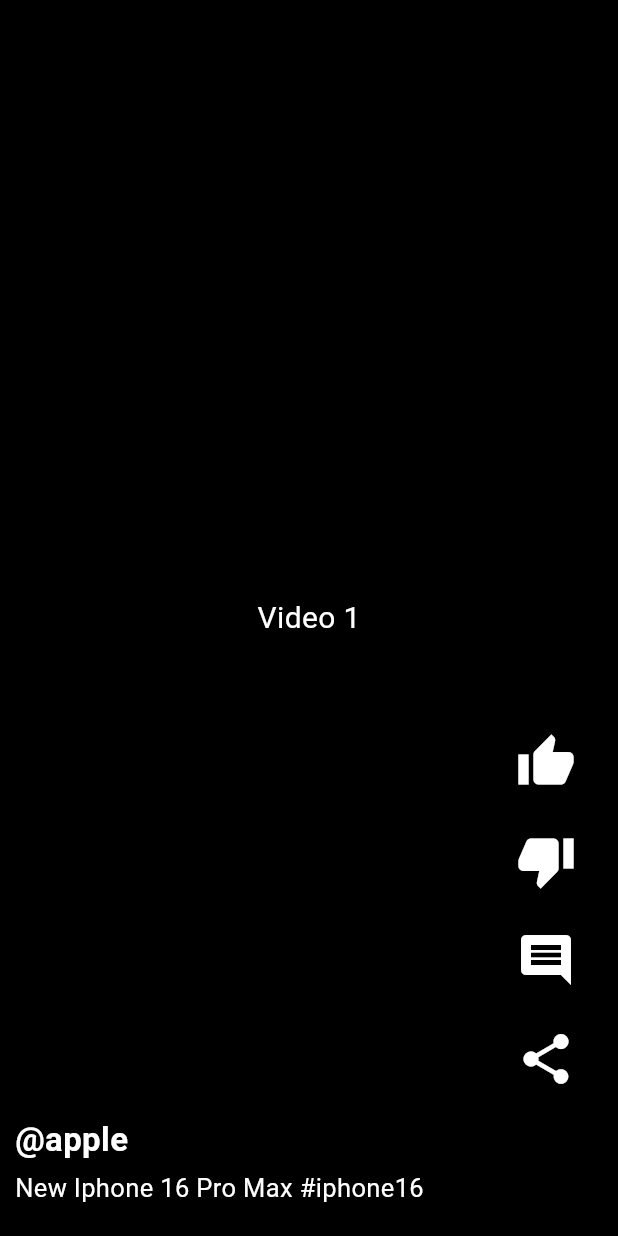
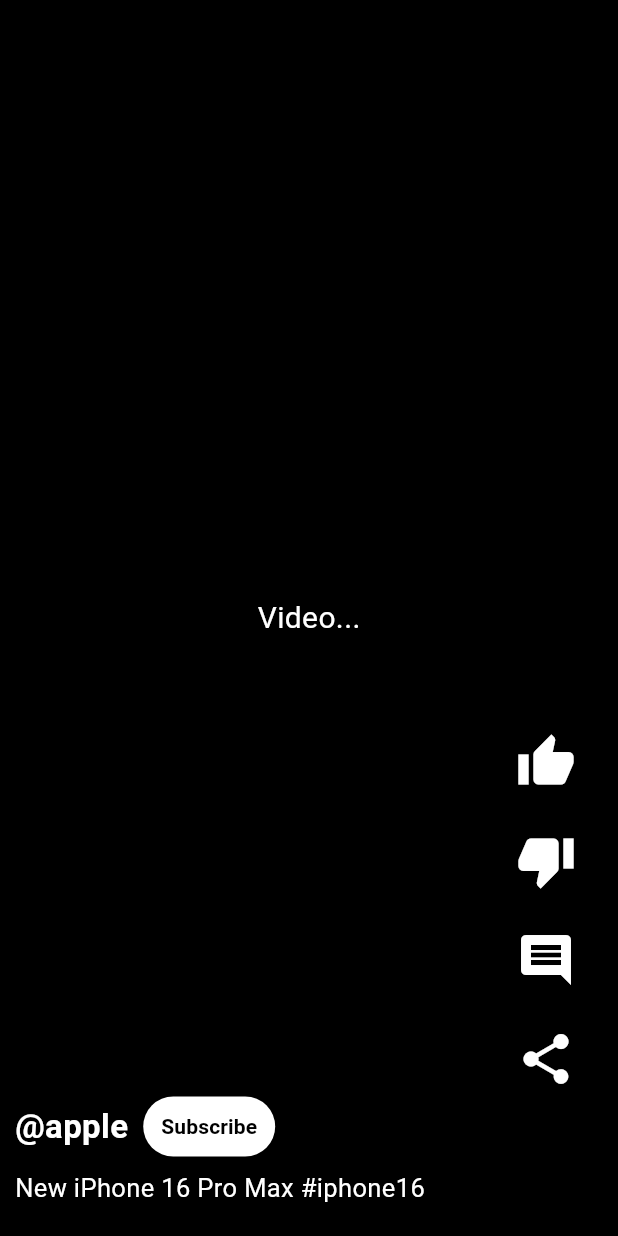
Before and after one commit to naflanmohamed/youtube-shorts, a Flutter app: the screen it shows after launch, on a phone screen of 412 x 824 dp. Run offline on Flutter 3.47's test engine with Material 3 defaults, Android fonts, the phone set to English and light mode, and no system bars.

Commit message:
Youtube Shorts Using Flutter

```diff
--- a/lib/main.dart
+++ b/lib/main.dart
@@ -6,7 +6,6 @@ void main() {
 
 class MyApp extends StatelessWidget {
   const MyApp({super.key});
-
 
   @override
   Widget build(BuildContext context) {
@@ -19,14 +18,12 @@ class MyApp extends StatelessWidget {
 
 class ShortsScreen extends StatelessWidget {
   final List<Map<String, String>> videos = [
-    {'username': '@apple', 'description': 'New Iphone 16 Pro Max #iphone16'},
+    {'username': '@apple', 'description': 'New iPhone 16 Pro Max #iphone16'},
     {'username': '@google', 'description': 'How Google Cloud Works'},
     {'username': '@flutter', 'description': 'Flutter Widget Tutorial'},
-    {'username': '@computer_science', 'description': 'Computer Science Compiler Construction Full Course with in 2 hours'},
+    {'username': '@computer_science', 'description': 'Compiler Construction Full Course in 2 Hours'},
     {'username': '@dell', 'description': 'New Dell Laptop Features'},
   ];
-
-
 
   @override
   Widget build(BuildContext context) {
@@ -36,14 +33,13 @@ class ShortsScreen extends StatelessWidget {
         itemCount: videos.length,
         itemBuilder: (context, index) {
           return Stack(
-            // fit: StackFit.loose,
             children: [
               // Video Placeholder
               Container(
                 color: Colors.black,
                 child: Center(
                   child: Text(
-                    'Video ${index + 1}',
+                    'Video...',
                     style: TextStyle(color: Colors.white, fontSize: 20),
                   ),
                 ),
@@ -63,7 +59,7 @@ class ShortsScreen extends StatelessWidget {
                     SizedBox(height: 10),
                     IconButton(
                       icon: Icon(Icons.thumb_down, color: Colors.white, size: 40),
-                      onPressed: () {} ,
+                      onPressed: () {},
                     ),
                     SizedBox(height: 10),
                     IconButton(
@@ -87,9 +83,34 @@ class ShortsScreen extends StatelessWidget {
                 child: Column(
                   crossAxisAlignment: CrossAxisAlignment.start,
                   children: [
-                    Text(
-                      videos[index]['username']!,
-                      style: TextStyle(color: Colors.white, fontSize: 22, fontWeight: FontWeight.bold),
+                    // Username & Subscribe Button
+                    Row(
+                      children: [
+                        Text(
+                          videos[index]['username']!,
+                          style: TextStyle(
+                            color: Colors.white,
+                            fontSize: 22,
+                            fontWeight: FontWeight.bold,
+                          ),
+                        ),
+                        SizedBox(width: 10),
+                        ElevatedButton(
+                          onPressed: () {},
+                          style: ElevatedButton.styleFrom(
+                            backgroundColor: Colors.white,
+                            foregroundColor: Colors.black,
+                            padding: EdgeInsets.symmetric(horizontal: 12, vertical: 5),
+                            shape: RoundedRectangleBorder(
+                              borderRadius: BorderRadius.circular(20),
+                            ),
+                          ),
+                          child: Text(
+                            'Subscribe',
+                            style: TextStyle(fontSize: 14, fontWeight: FontWeight.bold),
+                          ),
+                        ),
+                      ],
                     ),
                     SizedBox(height: 5),
                     Text(
```
